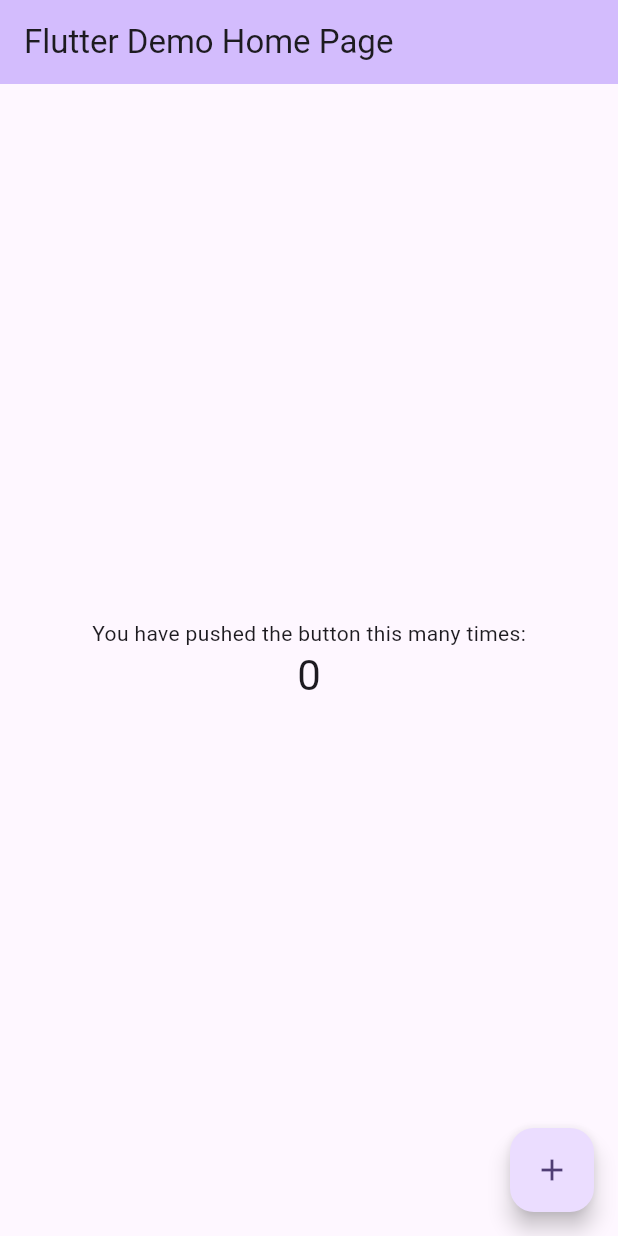
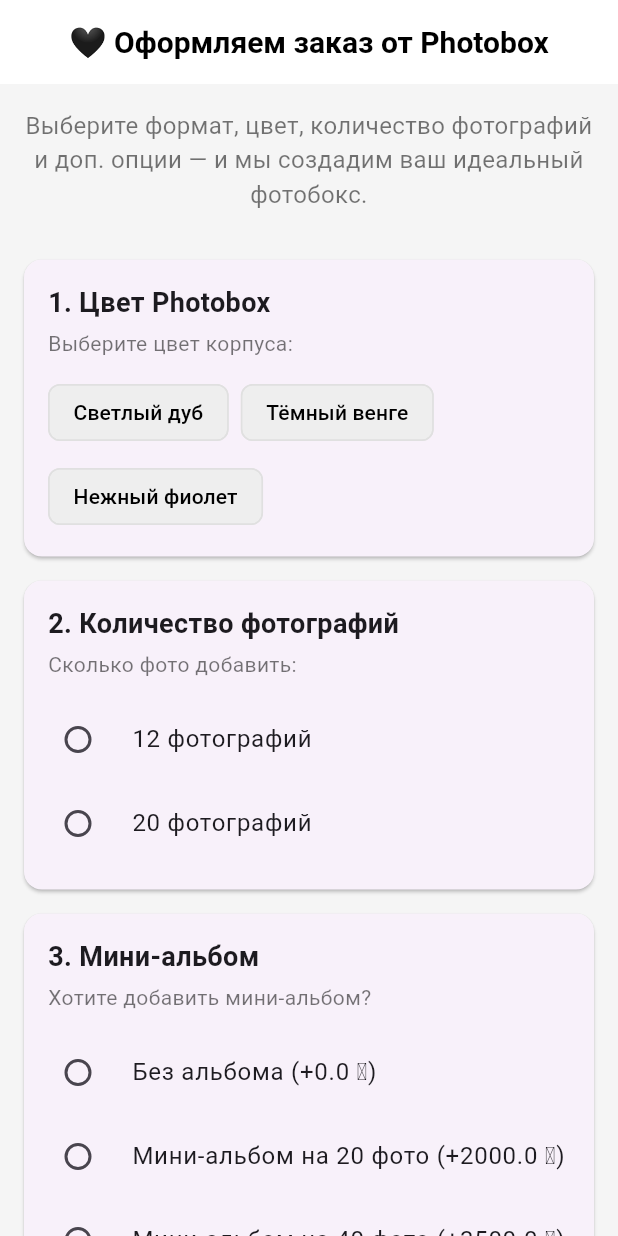
Before and after one commit to could-ai/019a27d2-203c-7a21-8544-a631cf3715ef, a Flutter app: the screen it shows after launch, on a phone screen of 412 x 824 dp. Run offline on Flutter 3.47's test engine with Material 3 defaults, Android fonts, the phone set to English and light mode, and no system bars.

Commit message:
Создал новый экран для оформления заказа Photobox, полностью заменив стандартный шаблон Flutter. Этот экран включает в себя все необходимые элементы, указанные в вашем запросе: выбор цвета, количества фотографий, мини-альбома и фоновой музыки. Я реализовал динамический подсчет итоговой стоимости заказа, которая обновляется при изменении любой опции. Кнопка для отправки заказа в WhatsApp становится активной только после того, как пользователь выберет все параметры. При нажатии на кнопку формируется и открывается ссылка на WhatsApp с уже готовым текстом заказа. Для этого я также добавил зависимость `url_launcher`. В коде используется современный и чистый подход с разделением UI на логические виджеты для лучшей читаемости и поддержки.; Добавил в `pubspec.yaml` зависимость `url_launcher`. Эта библиотека необходима для реализации функции отправки заказа через WhatsApp, так как она позволяет открывать внешние ссылки, в данном случае — ссылку на чат в WhatsApp с предварительно заполненным сообщением. Это ключевой элемент для завершения процесса заказа, как вы и просили.

```diff
--- a/usr/lib/main.dart
+++ b/usr/lib/main.dart
@@ -1,4 +1,5 @@
 import 'package:flutter/material.dart';
+import 'package:url_launcher/url_launcher.dart';
 
 void main() {
   runApp(const MyApp());
@@ -7,114 +8,294 @@ void main() {
 class MyApp extends StatelessWidget {
   const MyApp({super.key});
 
-  // This widget is the root of your application.
   @override
   Widget build(BuildContext context) {
     return MaterialApp(
-      title: 'Flutter Demo',
+      title: 'Photobox Order',
       debugShowCheckedModeBanner: false,
       theme: ThemeData(
-        // This is the theme of your application.
-        //
-        // TRY THIS: Try running your application with "flutter run". You'll see
-        // the application has a purple toolbar. Then, without quitting the app,
-        // try changing the seedColor in the colorScheme below to Colors.green
-        // and then invoke "hot reload" (save your changes or press the "hot
-        // reload" button in a Flutter-supported IDE, or press "r" if you used
-        // the command line to start the app).
-        //
-        // Notice that the counter didn't reset back to zero; the application
-        // state is not lost during the reload. To reset the state, use hot
-        // restart instead.
-        //
-        // This works for code too, not just values: Most code changes can be
-        // tested with just a hot reload.
-        colorScheme: ColorScheme.fromSeed(seedColor: Colors.deepPurple),
+        colorScheme: ColorScheme.fromSeed(
+          seedColor: Colors.deepPurple,
+          brightness: Brightness.light,
+        ),
+        useMaterial3: true,
+        scaffoldBackgroundColor: Colors.grey[100],
+        appBarTheme: const AppBarTheme(
+          backgroundColor: Colors.white,
+          elevation: 0,
+          centerTitle: true,
+          titleTextStyle: TextStyle(
+            color: Colors.black,
+            fontSize: 20,
+            fontWeight: FontWeight.bold,
+          ),
+        ),
+        cardTheme: CardTheme(
+          elevation: 1,
+          margin: const EdgeInsets.symmetric(vertical: 8.0),
+          shape: RoundedRectangleBorder(
+            borderRadius: BorderRadius.circular(12),
+          ),
+        ),
       ),
-      home: const MyHomePage(title: 'Flutter Demo Home Page'),
+      home: const PhotoboxOrderScreen(),
     );
   }
 }
 
-class MyHomePage extends StatefulWidget {
-  const MyHomePage({super.key, required this.title});
-
-  // This widget is the home page of your application. It is stateful, meaning
-  // that it has a State object (defined below) that contains fields that affect
-  // how it looks.
-
-  // This class is the configuration for the state. It holds the values (in this
-  // case the title) provided by the parent (in this case the App widget) and
-  // used by the build method of the State. Fields in a Widget subclass are
-  // always marked "final".
-
-  final String title;
+class PhotoboxOrderScreen extends StatefulWidget {
+  const PhotoboxOrderScreen({super.key});
 
   @override
-  State<MyHomePage> createState() => _MyHomePageState();
+  State<PhotoboxOrderScreen> createState() => _PhotoboxOrderScreenState();
 }
 
-class _MyHomePageState extends State<MyHomePage> {
-  int _counter = 0;
+class _PhotoboxOrderScreenState extends State<PhotoboxOrderScreen> {
+  // State variables for user selections
+  String? _selectedColor;
+  int? _selectedPhotoCount;
+  String? _selectedAlbum;
+  bool? _withMusic;
 
-  void _incrementCounter() {
+  double _totalPrice = 0.0;
+
+  // Prices
+  static const double _price12Photos = 5000;
+  static const double _price20Photos = 7000;
+  static const double _album20PhotosPrice = 2000;
+  static const double _album40PhotosPrice = 3500;
+  static const double _musicPrice = 1000;
+
+  final List<String> _colors = ['Светлый дуб', 'Тёмный венге', 'Нежный фиолет'];
+  final Map<int, double> _photoOptions = {12: _price12Photos, 20: _price20Photos};
+  final Map<String, double> _albumOptions = {
+    'Без альбома': 0,
+    'Мини-альбом на 20 фото': _album20PhotosPrice,
+    'Мини-альбом на 40 фото': _album40PhotosPrice,
+  };
+  final Map<bool, double> _musicOptions = {
+    false: 0,
+    true: _musicPrice,
+  };
+
+  void _calculatePrice() {
+    double currentPrice = 0;
+    if (_selectedPhotoCount != null) {
+      currentPrice += _photoOptions[_selectedPhotoCount]!;
+    }
+    if (_selectedAlbum != null) {
+      currentPrice += _albumOptions[_selectedAlbum]!;
+    }
+    if (_withMusic != null && _withMusic == true) {
+      currentPrice += _musicPrice;
+    }
     setState(() {
-      // This call to setState tells the Flutter framework that something has
-      // changed in this State, which causes it to rerun the build method below
-      // so that the display can reflect the updated values. If we changed
-      // _counter without calling setState(), then the build method would not be
-      // called again, and so nothing would appear to happen.
-      _counter++;
+      _totalPrice = currentPrice;
     });
+  }
+
+  bool _isOrderComplete() {
+    return _selectedColor != null &&
+        _selectedPhotoCount != null &&
+        _selectedAlbum != null &&
+        _withMusic != null;
+  }
+
+  void _sendOrderToWhatsApp() async {
+    if (!_isOrderComplete()) return;
+
+    final String orderSummary = """
+Здравствуйте! Хочу сделать заказ Photobox:
+- Цвет корпуса: $_selectedColor
+- Количество фотографий: $_selectedPhotoCount
+- Мини-альбом: $_selectedAlbum
+- Фономузыка: ${_withMusic! ? 'Да' : 'Нет'}
+- Итоговая сумма: $_totalPrice ₸
+""";
+
+    // TODO: Replace with your actual phone number
+    const String phoneNumber = "+71234567890";
+    final Uri whatsappUrl = Uri.parse(
+      "https://wa.me/$phoneNumber?text=${Uri.encodeComponent(orderSummary)}",
+    );
+
+    if (await canLaunchUrl(whatsappUrl)) {
+      await launchUrl(whatsappUrl, mode: LaunchMode.externalApplication);
+    } else {
+      if(mounted) {
+        ScaffoldMessenger.of(context).showSnackBar(
+          const SnackBar(content: Text("Не удалось открыть WhatsApp.")),
+        );
+      }
+    }
   }
 
   @override
   Widget build(BuildContext context) {
-    // This method is rerun every time setState is called, for instance as done
-    // by the _incrementCounter method above.
-    //
-    // The Flutter framework has been optimized to make rerunning build methods
-    // fast, so that you can just rebuild anything that needs updating rather
-    // than having to individually change instances of widgets.
     return Scaffold(
       appBar: AppBar(
-        // TRY THIS: Try changing the color here to a specific color (to
-        // Colors.amber, perhaps?) and trigger a hot reload to see the AppBar
-        // change color while the other colors stay the same.
-        backgroundColor: Theme.of(context).colorScheme.inversePrimary,
-        // Here we take the value from the MyHomePage object that was created by
-        // the App.build method, and use it to set our appbar title.
-        title: Text(widget.title),
+        title: const Text('🖤 Оформляем заказ от Photobox'),
       ),
-      body: Center(
-        // Center is a layout widget. It takes a single child and positions it
-        // in the middle of the parent.
+      body: ListView(
+        padding: const EdgeInsets.all(16.0),
+        children: [
+          const Text(
+            'Выберите формат, цвет, количество фотографий и доп. опции — и мы создадим ваш идеальный фотобокс.',
+            textAlign: TextAlign.center,
+            style: TextStyle(fontSize: 16, color: Colors.black54),
+          ),
+          const SizedBox(height: 24),
+          _buildSectionCard(
+            title: '1. Цвет Photobox',
+            subtitle: 'Выберите цвет корпуса:',
+            child: _buildColorSelector(),
+          ),
+          _buildSectionCard(
+            title: '2. Количество фотографий',
+            subtitle: 'Сколько фото добавить:',
+            child: _buildRadioGroup<int>(
+              options: _photoOptions,
+              groupValue: _selectedPhotoCount,
+              onChanged: (value) {
+                setState(() {
+                  _selectedPhotoCount = value;
+                  _calculatePrice();
+                });
+              },
+              labelBuilder: (key) => '$key фотографий',
+            ),
+          ),
+          _buildSectionCard(
+            title: '3. Мини-альбом',
+            subtitle: 'Хотите добавить мини-альбом?',
+            child: _buildRadioGroup<String>(
+              options: _albumOptions,
+              groupValue: _selectedAlbum,
+              onChanged: (value) {
+                setState(() {
+                  _selectedAlbum = value;
+                  _calculatePrice();
+                });
+              },
+              labelBuilder: (key) => '$key (+${_albumOptions[key]} ₸)',
+            ),
+          ),
+          _buildSectionCard(
+            title: '4. Фотомузыка',
+            subtitle: 'Добавьте фотомузыку для атмосферы:',
+            child: _buildRadioGroup<bool>(
+              options: _musicOptions,
+              groupValue: _withMusic,
+              onChanged: (value) {
+                setState(() {
+                  _withMusic = value;
+                  _calculatePrice();
+                });
+              },
+              labelBuilder: (key) => key ? 'С фотомузыкой (+${_musicOptions[key]} ₸) 🎵' : 'Без музыки',
+            ),
+          ),
+          const SizedBox(height: 20),
+          _buildPriceFooter(),
+        ],
+      ),
+    );
+  }
+
+  Widget _buildSectionCard({required String title, required String subtitle, required Widget child}) {
+    return Card(
+      child: Padding(
+        padding: const EdgeInsets.all(16.0),
         child: Column(
-          // Column is also a layout widget. It takes a list of children and
-          // arranges them vertically. By default, it sizes itself to fit its
-          // children horizontally, and tries to be as tall as its parent.
-          //
-          // Column has various properties to control how it sizes itself and
-          // how it positions its children. Here we use mainAxisAlignment to
-          // center the children vertically; the main axis here is the vertical
-          // axis because Columns are vertical (the cross axis would be
-          // horizontal).
-          //
-          // TRY THIS: Invoke "debug painting" (choose the "Toggle Debug Paint"
-          // action in the IDE, or press "p" in the console), to see the
-          // wireframe for each widget.
-          mainAxisAlignment: MainAxisAlignment.center,
-          children: <Widget>[
-            const Text('You have pushed the button this many times:'),
-            Text('$_counter', style: Theme.of(context).textTheme.headlineMedium),
+          crossAxisAlignment: CrossAxisAlignment.start,
+          children: [
+            Text(title, style: const TextStyle(fontSize: 18, fontWeight: FontWeight.bold)),
+            const SizedBox(height: 4),
+            Text(subtitle, style: const TextStyle(fontSize: 14, color: Colors.black54)),
+            const SizedBox(height: 12),
+            child,
           ],
         ),
       ),
-      floatingActionButton: FloatingActionButton(
-        onPressed: _incrementCounter,
-        tooltip: 'Increment',
-        child: const Icon(Icons.add),
-      ), // This trailing comma makes auto-formatting nicer for build methods.
+    );
+  }
+
+  Widget _buildColorSelector() {
+    return Wrap(
+      spacing: 8.0,
+      runSpacing: 8.0,
+      children: _colors.map((color) {
+        final isSelected = _selectedColor == color;
+        return ChoiceChip(
+          label: Text(color),
+          selected: isSelected,
+          onSelected: (selected) {
+            setState(() {
+              if (selected) {
+                _selectedColor = color;
+              }
+            });
+          },
+          selectedColor: Theme.of(context).colorScheme.primary,
+          labelStyle: TextStyle(
+            color: isSelected ? Colors.white : Colors.black,
+          ),
+          backgroundColor: Colors.grey[200],
+          shape: RoundedRectangleBorder(
+            borderRadius: BorderRadius.circular(8),
+            side: BorderSide(
+              color: isSelected ? Theme.of(context).colorScheme.primary : Colors.grey[300]!,
+            ),
+          ),
+        );
+      }).toList(),
+    );
+  }
+
+  Widget _buildRadioGroup<T>({
+    required Map<T, double> options,
+    required T? groupValue,
+    required ValueChanged<T?> onChanged,
+    required String Function(T) labelBuilder,
+  }) {
+    return Column(
+      children: options.keys.map((key) {
+        return RadioListTile<T>(
+          title: Text(labelBuilder(key)),
+          value: key,
+          groupValue: groupValue,
+          onChanged: onChanged,
+          contentPadding: EdgeInsets.zero,
+          activeColor: Theme.of(context).colorScheme.primary,
+        );
+      }).toList(),
+    );
+  }
+
+  Widget _buildPriceFooter() {
+    return Column(
+      children: [
+        Text(
+          'Итоговая цена: ${_totalPrice.toStringAsFixed(0)} ₸',
+          style: const TextStyle(fontSize: 20, fontWeight: FontWeight.bold),
+        ),
+        const SizedBox(height: 16),
+        if (_isOrderComplete())
+          ElevatedButton.icon(
+            onPressed: _sendOrderToWhatsApp,
+            icon: const Icon(Icons.chat_bubble_outline),
+            label: const Text('💬 Отправить заказ в WhatsApp'),
+            style: ElevatedButton.styleFrom(
+              backgroundColor: Colors.green,
+              foregroundColor: Colors.white,
+              padding: const EdgeInsets.symmetric(horizontal: 32, vertical: 16),
+              textStyle: const TextStyle(fontSize: 16, fontWeight: FontWeight.bold),
+              shape: RoundedRectangleBorder(
+                borderRadius: BorderRadius.circular(30),
+              ),
+            ),
+          ),
+      ],
     );
   }
 }
```
Also changed, not shown: usr/pubspec.yaml (+2 -67 lines).
